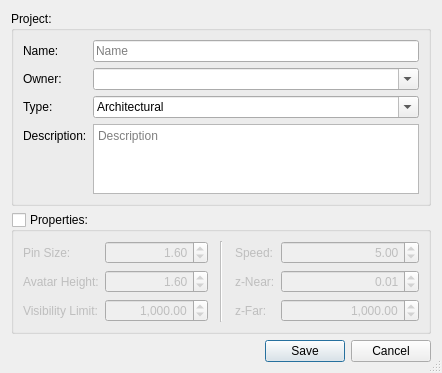
Above: forms/repoprojectsettingsdialog.ui from 3drepo/3drepogui before the change. Below: the same form after it.
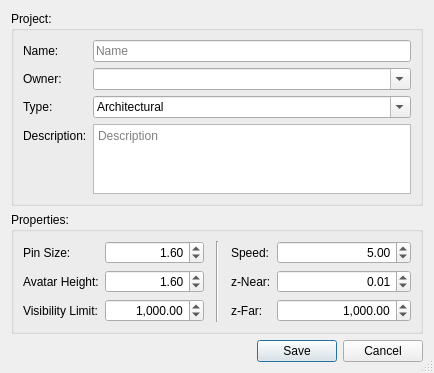
That is the form after the change.

Commit message: #56 Reconfigured Role dialog and sections of Project Settings dialog

```diff
--- a/forms/repoprojectsettingsdialog.ui
+++ b/forms/repoprojectsettingsdialog.ui
@@ -6,7 +6,7 @@
    <rect>
     <x>0</x>
     <y>0</y>
-    <width>442</width>
+    <width>434</width>
     <height>340</height>
    </rect>
   </property>
@@ -114,7 +114,16 @@
        </widget>
       </item>
       <item row="3" column="1">
-       <widget class="QTextEdit" name="descriptionTextEdit">
+       <widget class="QPlainTextEdit" name="descriptionPlainTextEdit">
+        <property name="sizePolicy">
+         <sizepolicy hsizetype="Expanding" vsizetype="Expanding">
+          <horstretch>0</horstretch>
+          <verstretch>1</verstretch>
+         </sizepolicy>
+        </property>
+        <property name="sizeAdjustPolicy">
+         <enum>QAbstractScrollArea::AdjustIgnored</enum>
+        </property>
         <property name="placeholderText">
          <string>Description</string>
         </property>
@@ -129,7 +138,7 @@
       <string>Properties:</string>
      </property>
      <property name="checkable">
-      <bool>true</bool>
+      <bool>false</bool>
      </property>
      <property name="checked">
       <bool>false</bool>
```
Left out of the diff: 2 changed lines with no effect on the pictures. The commit also changes 3 other files.
